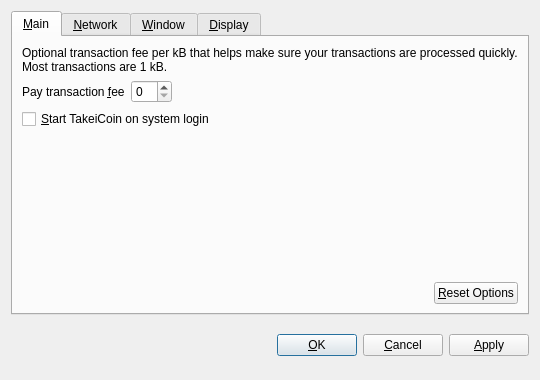
This is src/qt/forms/optionsdialog.ui in takeicoin/takeicoin as Qt 5 draws it before an edit. The edited form follows.
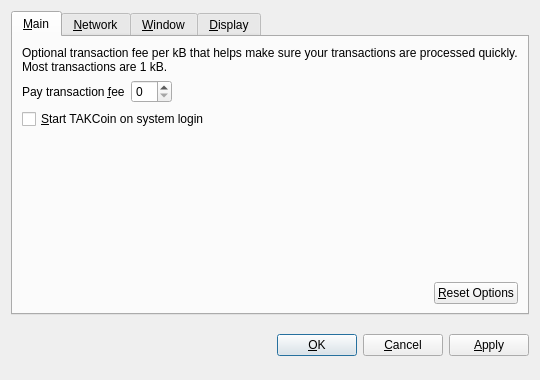
This is the edited form. Custom widgets are drawn as their Qt base class.

```diff
--- a/src/qt/forms/optionsdialog.ui
+++ b/src/qt/forms/optionsdialog.ui
@@ -82,7 +82,7 @@
           <string>Automatically start TakeiCoin after logging in to the system.</string>
          </property>
          <property name="text">
-          <string>&amp;Start TakeiCoin on system login</string>
+          <string>&amp;Start TAKCoin on system login</string>
          </property>
         </widget>
        </item>
```
Left out of the diff: 10 changed lines with no effect on the pictures.
